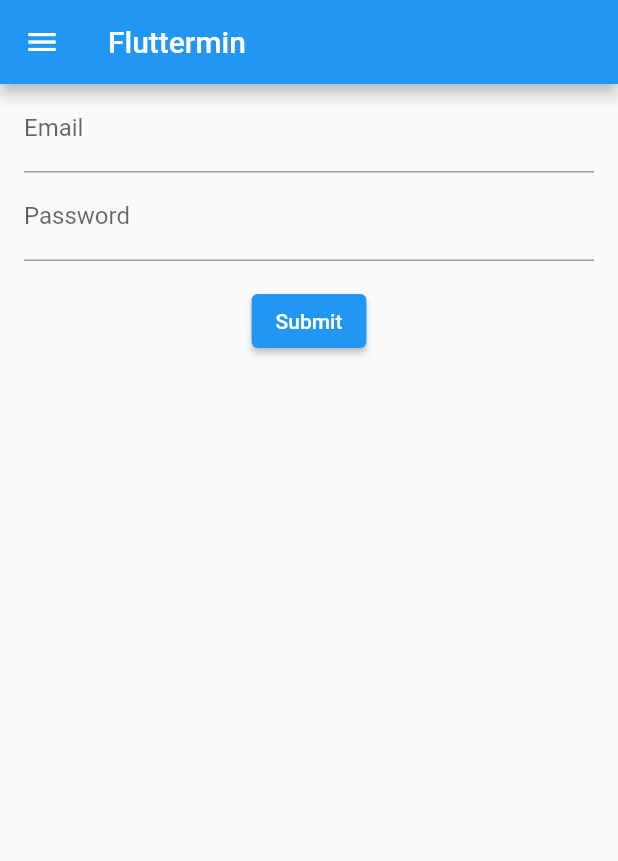
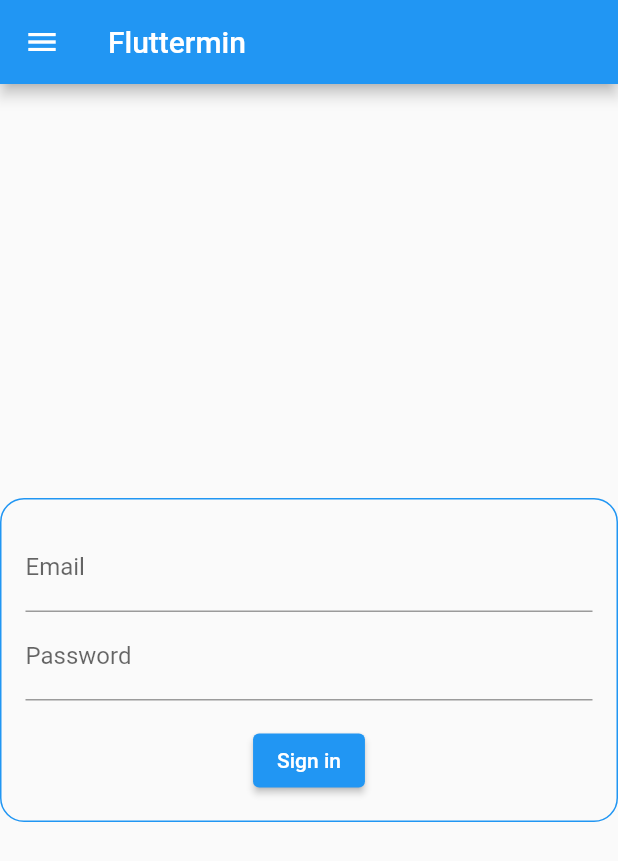
Before and after one commit to s6o/fluttermin, a Flutter app: the screen it shows after launch, on a phone screen of 412 x 824 dp. Shown: the top 861 px of the screen. Run offline on Flutter 3.47's test engine with Material 2 defaults, Android fonts, the phone set to English and light mode, and no system bars; accounts and stored records are empty.

Commit message:
Tweak Sign in to look a bit nicer.

```diff
--- a/app/lib/login.dart
+++ b/app/lib/login.dart
@@ -18,8 +18,17 @@ class _LoginPageState extends State<LoginPage> {
 
   @override
   Widget build(BuildContext context) {
-    return Container(
-      padding: const EdgeInsets.symmetric(horizontal: 16),
+    return Center(
+      child: Column(
+        mainAxisAlignment: MainAxisAlignment.spaceAround,
+        children: [
+          Container(
+            decoration: BoxDecoration(
+              border: Border.all(color: Theme.of(context).primaryColor),
+              borderRadius: BorderRadius.circular(16),
+            ),
+            padding: const EdgeInsets.all(16),
+            width: 480,
             child: Form(
               key: _formKey,
               child: Consumer<AppModel>(
@@ -41,8 +50,9 @@ class _LoginPageState extends State<LoginPage> {
                         keyboardType: TextInputType.visiblePassword,
                         obscureText: true,
                         textCapitalization: TextCapitalization.none,
-                  validator: (v) =>
-                      v != null && v.isEmpty ? 'Password is required' : null,
+                        validator: (v) => v != null && v.isEmpty
+                            ? 'Password is required'
+                            : null,
                         onSaved: (v) => model.credentials.pass = v ?? '',
                       ),
                       SizedBox(height: 16),
@@ -55,10 +65,6 @@ class _LoginPageState extends State<LoginPage> {
                                   (context) => Text('Sending credentials ...'));
                               Jwt jwt = await Api.login(model.credentials);
                               Claims c = await Api.claims(jwt);
-
-                        print('$jwt');
-                        print('$c');
-
                               model.user = User(jwt, c);
                               ctrl.close();
                             } catch (e) {
@@ -67,13 +73,16 @@ class _LoginPageState extends State<LoginPage> {
                             }
                           }
                         },
-                  child: Text('Submit'),
+                        child: Text('Sign in'),
                       ),
                     ],
                   );
                 },
               ),
             ),
+          ),
+        ],
+      ),
     );
   }
 }
```
Lines whose indentation alone changed are shown as unchanged.
